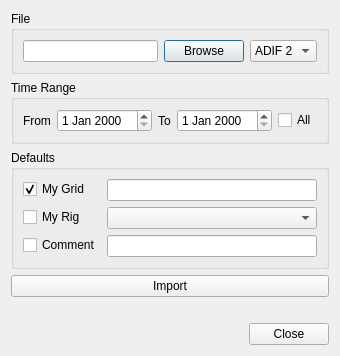
Above: dialog/importdialog.ui from 7h0ma5/OpenShack before the change. Below: the same form after it.
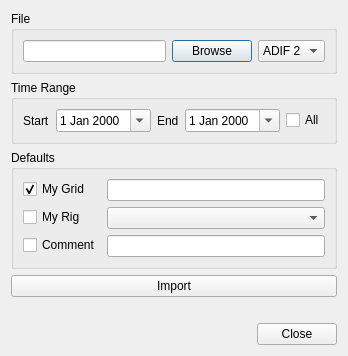
That is the form after the change.

Diff of the .ui file:
```diff
--- a/dialog/importdialog.ui
+++ b/dialog/importdialog.ui
@@ -116,7 +116,7 @@
       <item row="0" column="2">
        <widget class="QLabel" name="toLabel">
         <property name="text">
-         <string>To</string>
+         <string>End</string>
         </property>
        </widget>
       </item>
@@ -128,12 +128,15 @@
           <verstretch>0</verstretch>
          </sizepolicy>
         </property>
+        <property name="calendarPopup">
+         <bool>true</bool>
+        </property>
        </widget>
       </item>
       <item row="0" column="0">
        <widget class="QLabel" name="fromLabel">
         <property name="text">
-         <string>From</string>
+         <string>Start</string>
         </property>
        </widget>
       </item>
@@ -145,6 +148,9 @@
           <verstretch>0</verstretch>
          </sizepolicy>
         </property>
+        <property name="calendarPopup">
+         <bool>true</bool>
+        </property>
        </widget>
       </item>
       <item row="0" column="4">
```
Left out of the diff: 12 changed lines with no effect on the pictures.
